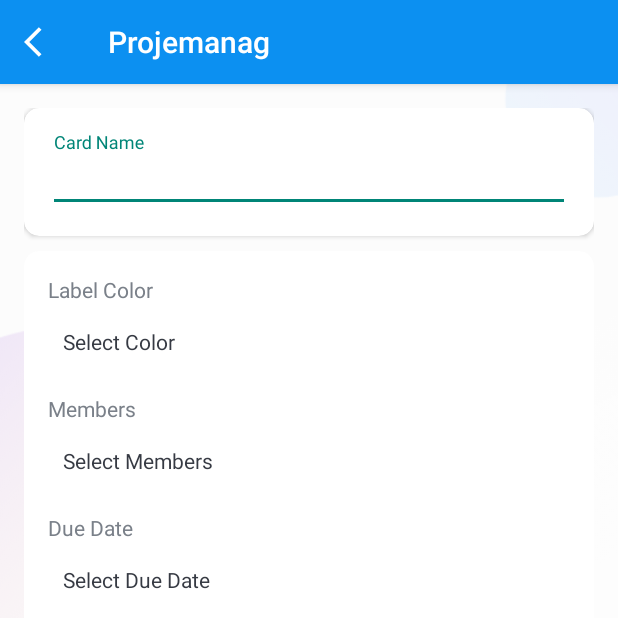
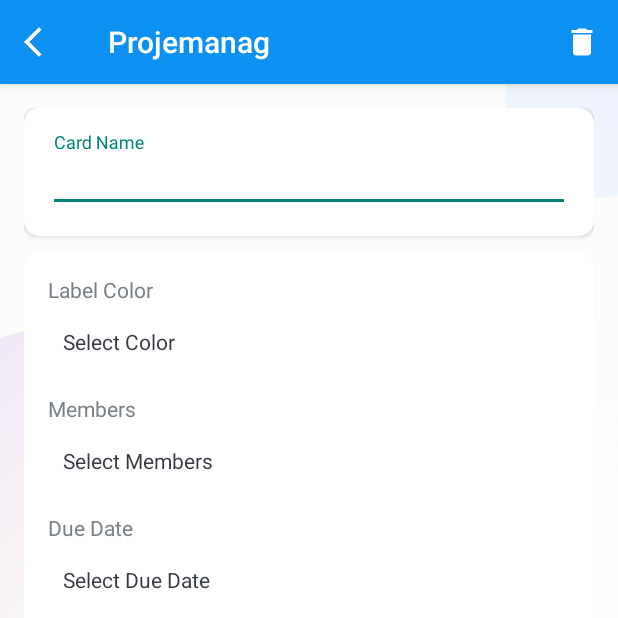
Before and after one commit to jatinmaniyar/Projemanag, an Android app: the CardDetailsActivity screen opened directly, with no data from a screen before it, on a phone screen of 412 x 824 dp, the top half of it. Run offline under Robolectric (Android 15) with nearby library versions, the phone set to English and light mode, and no system bars; our stand-ins replace Firebase (no records; nobody signed in at launch, a user with empty details on screens opened directly); 2 statements that could not run were skipped.

Commit message:
Delete card

```diff
--- a/app/src/main/java/com/example/projemanag/activities/TaskListActivity.kt
+++ b/app/src/main/java/com/example/projemanag/activities/TaskListActivity.kt
@@ -26,6 +26,7 @@ class TaskListActivity : BaseActivity() {
 
     companion object{
         private const val MEMBER_REQUEST_CODE : Int = 13
+        private const val CARD_DETAILS_REQUEST_CODE : Int = 14
     }
 
     private lateinit var mBoardDetails : Board
@@ -66,7 +67,8 @@ class TaskListActivity : BaseActivity() {
 
     override fun onActivityResult(requestCode: Int, resultCode: Int, data: Intent?) {
         super.onActivityResult(requestCode, resultCode, data)
-        if(resultCode == Activity.RESULT_OK && requestCode== MEMBER_REQUEST_CODE){
+        if(resultCode == Activity.RESULT_OK && requestCode== MEMBER_REQUEST_CODE
+            || requestCode== CARD_DETAILS_REQUEST_CODE){
             showProgressDialog(resources.getString(R.string.please_wait))
             FirestoreClass().getBoardDetails(this,mdocumentID)
         }else{
@@ -79,7 +81,7 @@ class TaskListActivity : BaseActivity() {
         intent.putExtra(Constants.BOARDS,mBoardDetails)
         intent.putExtra(Constants.TASK_LIST_ITEM_POSITION,taskListPosition)
         intent.putExtra(Constants.CARD_LIST_ITEM_POSITION,cardListPosition)
-        startActivity(intent)
+        startActivityForResult(intent, CARD_DETAILS_REQUEST_CODE)
     }
 
     private fun setupActionBar(){
--- a/app/src/main/java/com/example/projemanag/models/Task.kt
+++ b/app/src/main/java/com/example/projemanag/models/Task.kt
@@ -7,7 +7,7 @@ import com.google.android.gms.common.internal.safeparcel.SafeParcelWriter.writeS
 data class Task(
     var title:String = "",
     var createdBy:String="",
-    val cards:ArrayList<Card> = ArrayList()
+    var cards:ArrayList<Card> = ArrayList()
 ) : Parcelable {
     constructor(parcel: Parcel) : this(
         parcel.readString()!!,
--- a/app/src/main/java/com/example/projemanag/utils/Constants.kt
+++ b/app/src/main/java/com/example/projemanag/utils/Constants.kt
@@ -10,6 +10,7 @@ object Constants {
     const val ASSIGNED_TO : String = "assignedTo"
     const val DOCUMENT_ID : String = "documentId"
     const val TASK_LIST : String = "taskList"
+    const val CARDS : String = "cards"
     const val BOARD_DETAIL : String = "board_detail"
     const val ID : String = "id"
     const val email : String = "email"
--- /dev/null
+++ b/app/src/main/res/drawable/ic_baseline_delete_24.xml
@@ -0,0 +1,5 @@
+<vector android:height="24dp" android:tint="#FFFFFF"
+    android:viewportHeight="24" android:viewportWidth="24"
+    android:width="24dp" xmlns:android="http://schemas.android.com/apk/res/android">
+    <path android:fillColor="@android:color/white" android:pathData="M6,19c0,1.1 0.9,2 2,2h8c1.1,0 2,-0.9 2,-2V7H6v12zM19,4h-3.5l-1,-1h-5l-1,1H5v2h14V4z"/>
+</vector>
--- /dev/null
+++ b/app/src/main/res/menu/menu_delete_card.xml
@@ -0,0 +1,11 @@
+<?xml version="1.0" encoding="utf-8"?>
+<menu xmlns:android="http://schemas.android.com/apk/res/android"
+    xmlns:app="http://schemas.android.com/apk/res-auto">
+
+    <item
+        android:id="@+id/action_delete_card"
+        android:icon="@drawable/ic_baseline_delete_24"
+        android:orderInCategory="100"
+        android:title="@string/delete_card"
+        app:showAsAction="always" />
+</menu>
--- a/app/src/main/res/values/strings.xml
+++ b/app/src/main/res/values/strings.xml
@@ -46,4 +46,5 @@
     <string name="select_members">Select Members</string>
     <string name="due_date">Due Date</string>
     <string name="select_due_date">Select Due Date</string>
+    <string name="delete_card">Delete card</string>
 </resources>
```
Also changed, not shown: app/src/main/java/com/example/projemanag/activities/CardDetailsActivity.kt (+80 -1 lines), app/src/main/java/com/example/projemanag/firebase/FirestoreClass.kt (+9 -1 lines).
